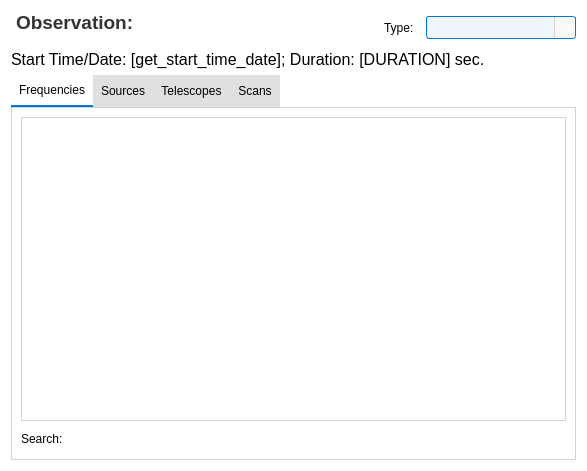
Torward1024/pAstroCORE, file pastrocore/gui_pyside/tab_observation.ui: the form before one commit.
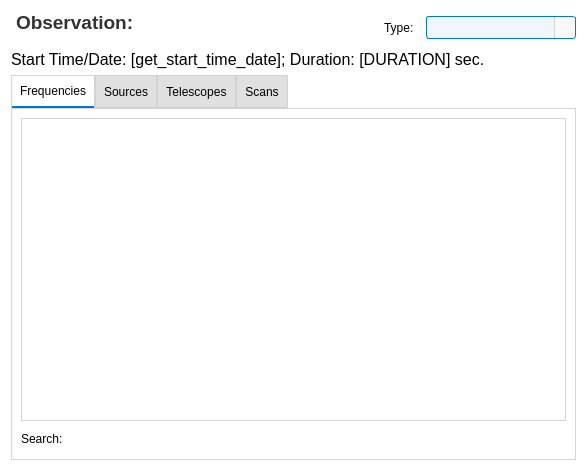
The form after the commit. Icons and pictures are not drawn.

```diff
--- a/pastrocore/gui_pyside/tab_observation.ui
+++ b/pastrocore/gui_pyside/tab_observation.ui
@@ -136,7 +136,7 @@
     <widget class="QTabWidget" name="tabWidget">
      <property name="styleSheet">
       <string notr="true">QTabWidget::pane { border: 1px solid #d3d3d3; background: #ffffff; }
-               QTabBar::tab { background: #e0e0e0; padding: 8px; }
+               QTabBar::tab { background: #e0e0e0; padding: 8px;  border: 1px solid #d3d3d3;}
                QTabBar::tab:selected { background: #ffffff; border-bottom: 2px solid #0078d7; }</string>
      </property>
      <property name="currentIndex">
```
